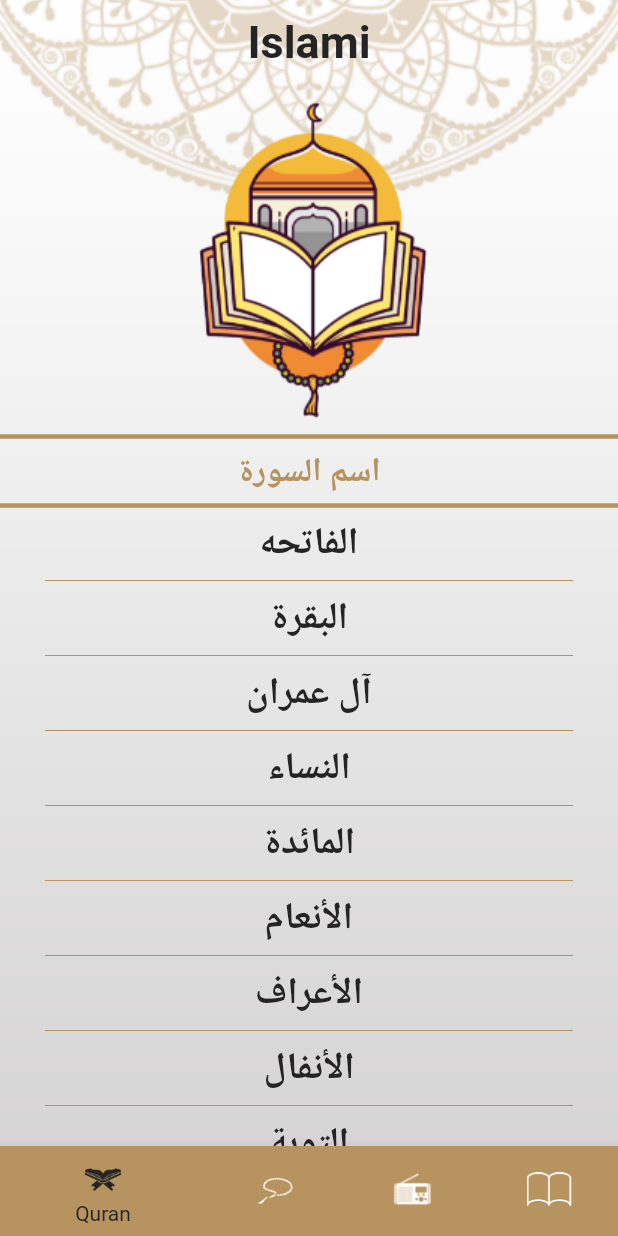
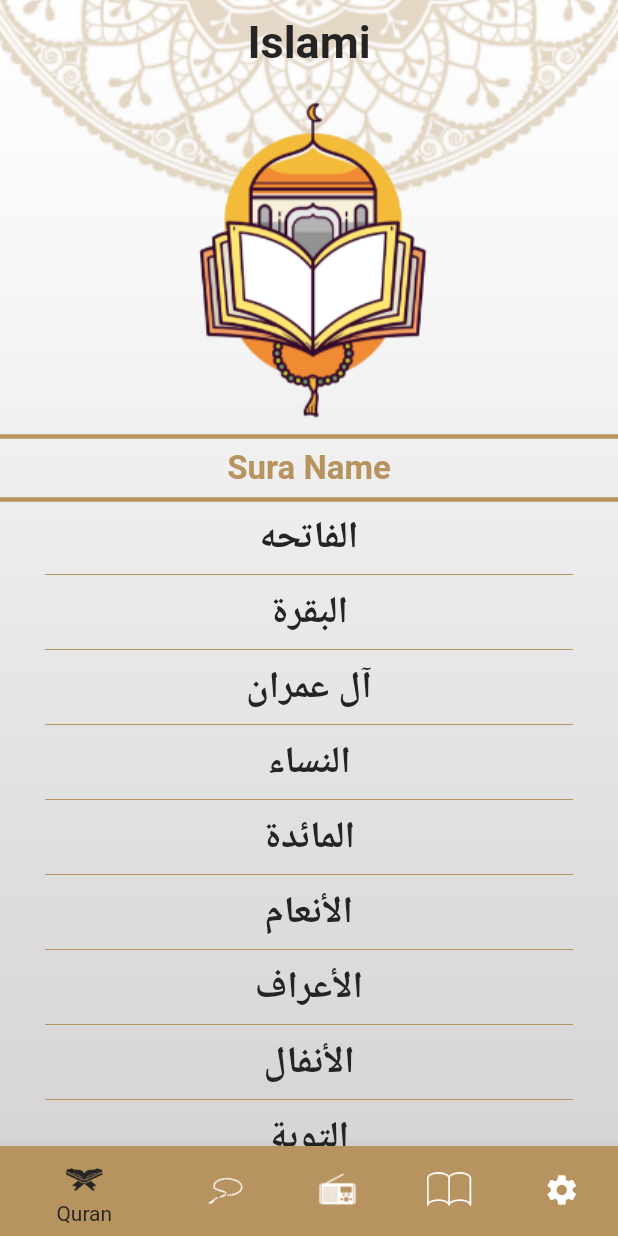
Before and after one commit to mohamedhamouda7897/islami_c7_monday, a Flutter app: the screen it shows after launch, on a phone screen of 412 x 824 dp. Run offline on Flutter 3.47's test engine with Material 2 defaults, Android fonts, the phone set to English and light mode, and no system bars; generated files the repository leaves out were written again.

```diff
--- /dev/null
+++ b/l10n.yaml
@@ -0,0 +1,3 @@
+arb-dir: lib/l10n
+template-arb-file: app_en.arb
+output-localization-file: app_localizations.dart
--- a/lib/home_screen/ahadeth.dart
+++ b/lib/home_screen/ahadeth.dart
@@ -1,7 +1,7 @@
 import 'package:flutter/material.dart';
 import 'package:flutter/services.dart';
 import 'package:islami_c7_mon/hadeth_details/hadeth_details.dart';
-
+import 'package:flutter_gen/gen_l10n/app_localizations.dart';
 import '../my_theme.dart';
 
 class AhadethTab extends StatefulWidget {
@@ -27,7 +27,7 @@ class _AhadethTabState extends State<AhadethTab> {
           thickness: 3,
         ),
         Text(
-          'Ahadeth',
+          AppLocalizations.of(context)!.ahadeth,
           style: Theme.of(context).textTheme.subtitle1,
           textAlign: TextAlign.center,
         ),
--- a/lib/home_screen/home.dart
+++ b/lib/home_screen/home.dart
@@ -3,7 +3,8 @@ import 'package:islami_c7_mon/home_screen/quran_tab/quran.dart';
 import 'package:islami_c7_mon/home_screen/radio.dart';
 import 'package:islami_c7_mon/home_screen/sebha.dart';
 import 'package:islami_c7_mon/my_theme.dart';
-
+import 'package:flutter_gen/gen_l10n/app_localizations.dart';
+import 'package:islami_c7_mon/settings/settings.dart';
 import 'ahadeth.dart';
 
 class HomeScreen extends StatefulWidget {
@@ -28,7 +29,7 @@ class _HomeScreenState extends State<HomeScreen> {
         Scaffold(
           appBar: AppBar(
             title: Text(
-              'Islami',
+              AppLocalizations.of(context)!.appTitle,
               style: Theme.of(context).textTheme.headline1,
             ),
           ),
@@ -61,6 +62,10 @@ class _HomeScreenState extends State<HomeScreen> {
                       size: 30),
                   label: 'Ahadeth',
                   backgroundColor: MyThemeData.colorGold),
+              BottomNavigationBarItem(
+                  icon: Icon(Icons.settings),
+                  label: 'Settings',
+                  backgroundColor: MyThemeData.colorGold),
             ],
           ),
           body: tabs[currentIndex],
@@ -69,5 +74,11 @@ class _HomeScreenState extends State<HomeScreen> {
     );
   }
 
-  List<Widget> tabs = [QuranTab(), SebhaTab(), RadioTab(), AhadethTab()];
+  List<Widget> tabs = [
+    QuranTab(),
+    SebhaTab(),
+    RadioTab(),
+    AhadethTab(),
+    SettingsScreen()
+  ];
 }
--- a/lib/home_screen/quran_tab/quran.dart
+++ b/lib/home_screen/quran_tab/quran.dart
@@ -1,6 +1,7 @@
 import 'package:flutter/material.dart';
 import 'package:islami_c7_mon/home_screen/quran_tab/sura_name_item.dart';
 import 'package:islami_c7_mon/my_theme.dart';
+import 'package:flutter_gen/gen_l10n/app_localizations.dart';
 
 class QuranTab extends StatelessWidget {
   List<String> surasName = [
@@ -132,7 +133,7 @@ class QuranTab extends StatelessWidget {
             thickness: 3,
           ),
           Text(
-            'اسم السورة',
+            AppLocalizations.of(context)!.sura_name,
             style: Theme.of(context)
                 .textTheme
                 .headline1
--- /dev/null
+++ b/lib/l10n/app_ar.arb
@@ -0,0 +1,5 @@
+{
+  "appTitle": "إسلامي",
+  "sura_name": "اسم السور",
+  "ahadeth": "أحاديث"
+}
--- /dev/null
+++ b/lib/l10n/app_en.arb
@@ -0,0 +1,5 @@
+{
+  "appTitle": "Islami",
+  "sura_name": "Sura Name",
+  "ahadeth": "Ahadeth"
+}
--- a/lib/main.dart
+++ b/lib/main.dart
@@ -1,18 +1,34 @@
 import 'package:flutter/material.dart';
 import 'package:islami_c7_mon/home_screen/home.dart';
+import 'package:islami_c7_mon/providers/my_provider.dart';
+import 'package:islami_c7_mon/providers/sura_proivder.dart';
 import 'package:islami_c7_mon/sura_details/sura_details.dart';
-
+import 'package:flutter_localizations/flutter_localizations.dart';
+import 'package:provider/provider.dart';
 import 'hadeth_details/hadeth_details.dart';
+import 'package:flutter_gen/gen_l10n/app_localizations.dart';
 import 'my_theme.dart';
 
 void main() {
-  runApp(MyApplication());
+  runApp(MultiProvider(providers: [
+    ChangeNotifierProvider(create: (context) => MyProvider()),
+    ChangeNotifierProvider(create: (context) => SuraProvider()),
+  ], child: MyApplication()));
 }
 
 class MyApplication extends StatelessWidget {
   @override
   Widget build(BuildContext context) {
+    var provider = Provider.of<MyProvider>(context);
     return MaterialApp(
+      localizationsDelegates: [
+        AppLocalizations.delegate, // Add this line
+        GlobalMaterialLocalizations.delegate,
+        GlobalWidgetsLocalizations.delegate,
+        GlobalCupertinoLocalizations.delegate,
+      ],
+      supportedLocales: [Locale('en'), Locale('ar')],
+      locale: Locale(provider.languageCode),
       debugShowCheckedModeBanner: false,
       initialRoute: HomeScreen.routeName,
       routes: {
--- /dev/null
+++ b/lib/providers/my_provider.dart
@@ -0,0 +1,10 @@
+import 'package:flutter/material.dart';
+
+class MyProvider extends ChangeNotifier {
+  String languageCode = 'en';
+
+  void changeLanguage(String language) {
+    languageCode = language;
+    notifyListeners();
+  }
+}
```
Also changed, not shown: lib/providers/sura_proivder.dart (added, +15 -0 lines), lib/settings/language_bottom_sheet.dart (added, +72 -0 lines), lib/settings/settings.dart (added, +84 -0 lines), lib/sura_details/sura_details.dart (+11 -24 lines), pubspec.yaml (+5 -3 lines), pubspec.lock.
